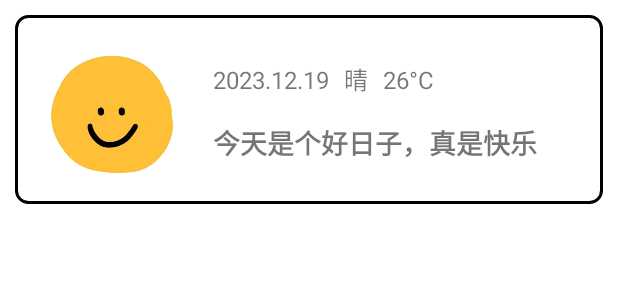
After one commit to estarpro1022/elog, an Android app: the layout item_diary.xml on its own in the app's theme, with its tools: preview values and no code run, on a phone screen of 412 x 824 dp. The commit adds this screen. Shown: the top 300 px of the screen. Run offline under Robolectric (Android 15) with nearby library versions, the phone set to English and light mode, and no system bars; Roboto replaces fonts that are not available here.

Commit message:
日记总览，删

```diff
--- a/app/src/main/AndroidManifest.xml
+++ b/app/src/main/AndroidManifest.xml
@@ -12,6 +12,9 @@
         android:supportsRtl="true"
         android:theme="@style/Theme.Default"
         tools:targetApi="31">
+        <activity
+            android:name=".DiaryListActivity"
+            android:exported="false" />
         <activity
             android:name=".UserActivity"
             android:exported="false" />
--- a/app/src/main/java/com/example/myapplication/interfaces/OnItemClickListener.java
+++ b/app/src/main/java/com/example/myapplication/interfaces/OnDeleteClickListener.java
@@ -1,5 +1,5 @@
 package com.example.myapplication.interfaces;
 
-public interface OnItemClickListener {
+public interface OnDeleteClickListener {
     void onClick(String selectedDate);
 }
--- /dev/null
+++ b/app/src/main/res/drawable/border.xml
@@ -0,0 +1,8 @@
+<?xml version="1.0" encoding="utf-8"?>
+<shape xmlns:android="http://schemas.android.com/apk/res/android">
+    <solid android:color="#FFFFFF" /> <!-- 设置填充颜色，这里是白色 -->
+    <stroke
+        android:width="2dp"
+        android:color="#000000" />
+    <corners android:radius="8dp"/>
+</shape>
--- /dev/null
+++ b/app/src/main/res/layout/item_diary.xml
@@ -0,0 +1,70 @@
+<?xml version="1.0" encoding="utf-8"?>
+<androidx.constraintlayout.widget.ConstraintLayout xmlns:android="http://schemas.android.com/apk/res/android"
+    xmlns:app="http://schemas.android.com/apk/res-auto"
+    xmlns:tools="http://schemas.android.com/tools"
+    android:id="@+id/item_diary_layout"
+    android:layout_margin="10dp"
+    android:layout_width="match_parent"
+    android:background="@drawable/border"
+    android:paddingBottom="10dp"
+    android:clickable="true"
+    android:focusable="true"
+    android:layout_height="wrap_content">
+<!--    点击任意地方即可跳转日记详情页    -->
+<!--    clickable & focusable属性设为true   -->
+
+    <ImageView
+        android:id="@+id/item_diary_image"
+        android:layout_width="100dp"
+        android:layout_height="100dp"
+        android:layout_marginStart="16dp"
+        android:layout_marginTop="16dp"
+        android:layout_marginBottom="16dp"
+        android:src="@drawable/good"
+        app:layout_constraintStart_toStartOf="parent"
+        app:layout_constraintTop_toTopOf="parent" />
+
+    <TextView
+        android:id="@+id/item_diary_date"
+        android:layout_width="wrap_content"
+        android:layout_height="wrap_content"
+        android:layout_marginStart="16dp"
+        android:layout_marginTop="16dp"
+        android:text="2023.12.19"
+        android:textSize="16sp"
+        app:layout_constraintStart_toEndOf="@+id/item_diary_image"
+        app:layout_constraintTop_toTopOf="@+id/item_diary_image" />
+
+    <TextView
+        android:id="@+id/item_diary_weather"
+        android:layout_width="wrap_content"
+        android:layout_height="wrap_content"
+        android:layout_marginStart="10dp"
+        android:text="晴"
+        android:textSize="16sp"
+        app:layout_constraintBaseline_toBaselineOf="@+id/item_diary_date"
+        app:layout_constraintStart_toEndOf="@id/item_diary_date" />
+
+    <TextView
+        android:id="@+id/item_diary_temperature"
+        android:layout_width="wrap_content"
+        android:layout_height="wrap_content"
+        android:layout_marginStart="10dp"
+        android:text="26°C"
+        android:textSize="16sp"
+        app:layout_constraintBaseline_toBaselineOf="@+id/item_diary_weather"
+        app:layout_constraintStart_toEndOf="@+id/item_diary_weather" />
+
+    <TextView
+        android:id="@+id/item_diary_content"
+        android:layout_width="wrap_content"
+        android:layout_height="wrap_content"
+        android:ellipsize="end"
+        android:maxLength="12"
+        android:text="今天是个好日子，真是快乐 的一天,最好每天都是"
+        android:textSize="18sp"
+        android:textStyle="bold"
+        app:layout_constraintBottom_toBottomOf="@+id/item_diary_image"
+        app:layout_constraintStart_toStartOf="@+id/item_diary_date"
+        app:layout_constraintTop_toBottomOf="@+id/item_diary_date" />
+</androidx.constraintlayout.widget.ConstraintLayout>
```
Also changed, not shown: app/src/main/java/com/example/myapplication/DiaryActivity.java (+5 -5 lines), app/src/main/java/com/example/myapplication/DiaryAdapter.java (added, +81 -0 lines), app/src/main/java/com/example/myapplication/DiaryListActivity.java (added, +48 -0 lines), app/src/main/java/com/example/myapplication/MainActivity.java (+19 -0 lines), app/src/main/java/com/example/myapplication/fragment/DeleteDialogFragment.java (+5 -11 lines), app/src/main/java/com/example/myapplication/interfaces/OnItemDiaryClickListener.java (added, +7 -0 lines), app/src/main/res/layout/activity_diary_list.xml (added, +28 -0 lines).
